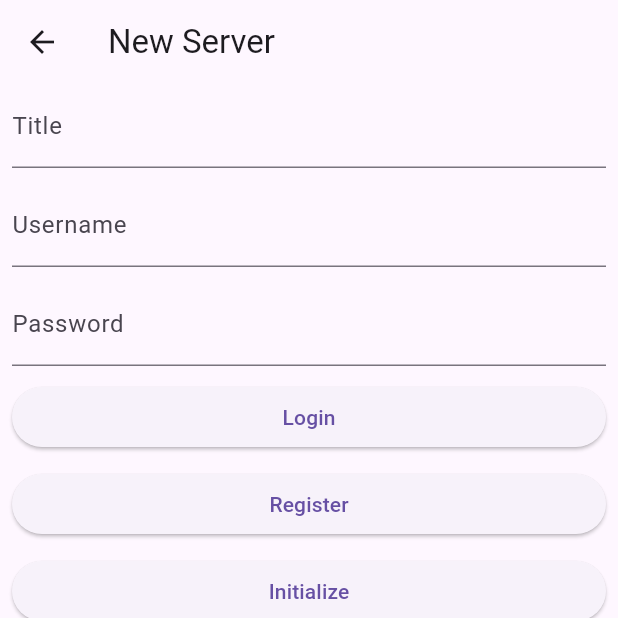
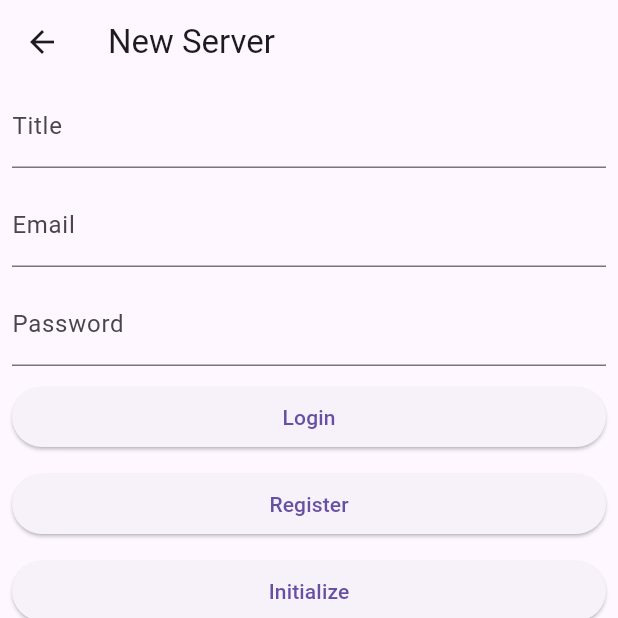
Before and after one commit to prijindal/schemaless-ui, a Flutter app: the NewServerScreen screen opened by its route, on a phone screen of 412 x 824 dp, the top half of it. Run offline on Flutter 3.47's test engine with Material 3 defaults, Android fonts, the phone set to English and light mode, and no system bars; drawn by our look-alikes of flutter_form_builder; our stand-ins replace auto_route, built_collection, dio, drift, drift_flutter, form_builder_validators and 2 more; missing offline and left inert: schemaless_openapi; accounts and stored records are empty; generated files the repository leaves out were written again; statements that could not run were skipped.

Commit message:
Changed username to email

```diff
--- a/lib/db/database.dart
+++ b/lib/db/database.dart
@@ -9,7 +9,7 @@ const _uuid = Uuid();
 class ServerInfo extends Table {
   late final id = text().clientDefault(() => _uuid.v4())();
   late final url = text()();
-  late final username = text()();
+  late final email = text()();
   late final jwtToken = text()();
 
   @override
--- a/lib/pages/newserver/index.dart
+++ b/lib/pages/newserver/index.dart
@@ -26,10 +26,10 @@ class NewServerScreen extends StatelessWidget {
     if (_formKey.currentState?.saveAndValidate() == true) {
       final project = _formKey.currentState!.value;
       final url = project["url"] as String;
-      final username = project["username"] as String;
+      final email = project["email"] as String;
       final password = project["password"] as String;
       final userLoginRequest = ManagementUserLoginRequestBuilder();
-      userLoginRequest.username = username;
+      userLoginRequest.email = email;
       userLoginRequest.password = password;
       try {
         final loginResponse = await getApi(url)
@@ -56,10 +56,10 @@ class NewServerScreen extends StatelessWidget {
     if (_formKey.currentState?.saveAndValidate() == true) {
       final project = _formKey.currentState!.value;
       final url = project["url"] as String;
-      final username = project["username"] as String;
+      final email = project["email"] as String;
       final password = project["password"] as String;
       final userLoginRequest = ManagementUserLoginRequestBuilder();
-      userLoginRequest.username = username;
+      userLoginRequest.email = email;
       userLoginRequest.password = password;
       try {
         final loginResponse = await getApi(url)
@@ -86,10 +86,10 @@ class NewServerScreen extends StatelessWidget {
     if (_formKey.currentState?.saveAndValidate() == true) {
       final project = _formKey.currentState!.value;
       final url = project["url"] as String;
-      final username = project["username"] as String;
+      final email = project["email"] as String;
       final password = project["password"] as String;
       final userLoginRequest = ManagementUserLoginRequestBuilder();
-      userLoginRequest.username = username;
+      userLoginRequest.email = email;
       userLoginRequest.password = password;
       try {
         final loginResponse = await getApi(url)
@@ -108,7 +108,7 @@ class NewServerScreen extends StatelessWidget {
         // Save the jwt token in the server_info box
         final info = await GetIt.I<SharedDatabase>().managers.serverInfo
             .createReturning(
-              (o) => o(url: url, username: username, jwtToken: jwtToken),
+              (o) => o(url: url, email: email, jwtToken: jwtToken),
             );
         GetIt.I<AppRouter>().replaceNamed("/server/${info.id}");
       } on DioException catch (e) {
@@ -145,10 +145,14 @@ class NewServerScreen extends StatelessWidget {
                 ),
                 SizedBox(height: 10),
                 FormBuilderTextField(
-                  name: "username",
-                  autofillHints: [AutofillHints.username],
-                  decoration: InputDecoration(labelText: 'Username'),
-                  validator: FormBuilderValidators.required(),
+                  name: "email",
+                  keyboardType: TextInputType.emailAddress,
+                  autofillHints: [AutofillHints.email],
+                  decoration: InputDecoration(labelText: 'Email'),
+                  validator: FormBuilderValidators.compose([
+                    FormBuilderValidators.required(),
+                    FormBuilderValidators.email(),
+                  ]),
                 ),
                 SizedBox(height: 10),
                 FormBuilderTextField(
--- a/lib/pages/server/applications_list.dart
+++ b/lib/pages/server/applications_list.dart
@@ -108,7 +108,7 @@ class _ApplicationScreen extends StatelessWidget {
                         users
                             .map(
                               (user) => ListTile(
-                                title: Text(user.username),
+                                title: Text(user.email),
                                 subtitle: Text(
                                   "status: ${user.status}, createdAt: ${user.createdAt}",
                                 ),
@@ -209,7 +209,7 @@ class _ApplicationUserScreen extends StatelessWidget {
         final entities = snapshot.requireData.data;
         return Scaffold(
           appBar: AppBar(
-            title: Text(user.username),
+            title: Text(user.email),
             actions: [
               PopupMenuButton(
                 itemBuilder:
--- a/lib/pages/server/server_screen.dart
+++ b/lib/pages/server/server_screen.dart
@@ -107,7 +107,7 @@ class _ServerScreenScaffoldState extends State<_ServerScreenScaffold> {
   Widget build(BuildContext context) {
     return Scaffold(
       appBar: AppBar(
-        title: Text("${widget.server.url} ${widget.server.username}"),
+        title: Text("${widget.server.url} ${widget.server.email}"),
         actions: [
           PopupMenuButton(
             itemBuilder:
--- a/lib/pages/server/users_list.dart
+++ b/lib/pages/server/users_list.dart
@@ -30,7 +30,7 @@ class UsersList extends StatelessWidget {
           itemBuilder: (context, index) {
             final user = snapshot.requireData.data![index];
             return ListTile(
-              title: Text(user.username),
+              title: Text(user.email),
               subtitle: Text(
                 "isAdmin: ${user.isAdmin}, status: ${user.status}, createdAt: ${user.createdAt}",
               ),
--- a/lib/pages/servers/servers_screen.dart
+++ b/lib/pages/servers/servers_screen.dart
@@ -32,7 +32,7 @@ class ServersScreen extends StatelessWidget {
               final info = list.elementAt(index);
               return ListTile(
                 title: Text(info.url),
-                subtitle: Text("Username: ${info.username}"),
+                subtitle: Text("Email: ${info.email}"),
                 trailing: PopupMenuButton(
                   itemBuilder:
                       (context) => [
```
Also changed, not shown: lib/db/database.g.dart, pubspec.lock, 1 other file.
